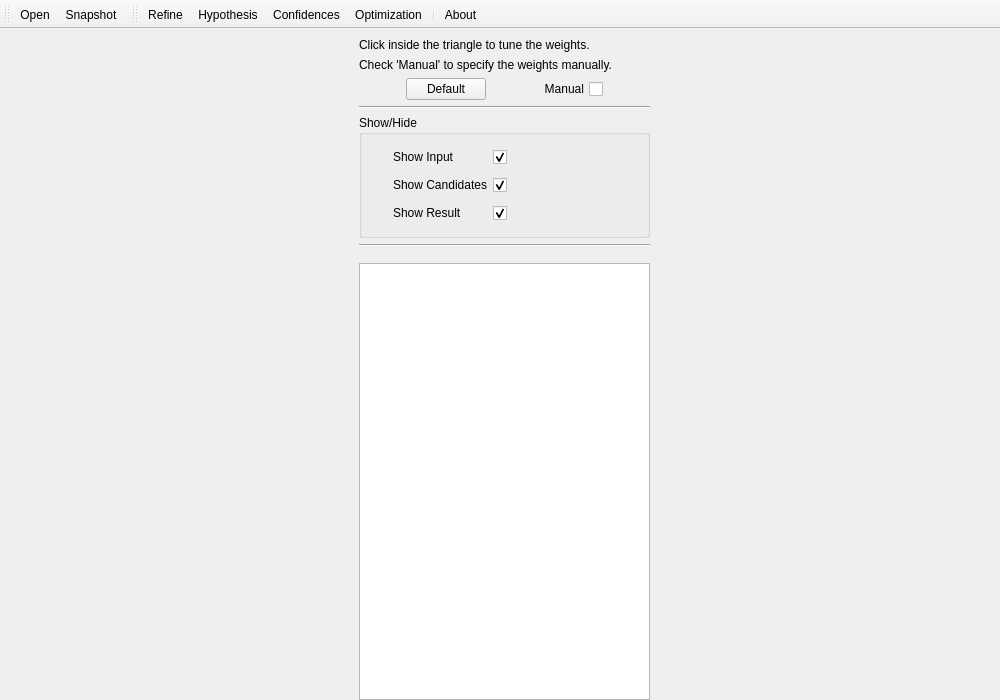
First picture: the form in code/PolyFit/main_window.ui, repository LiangliangNan/PolyFit, before the edit.
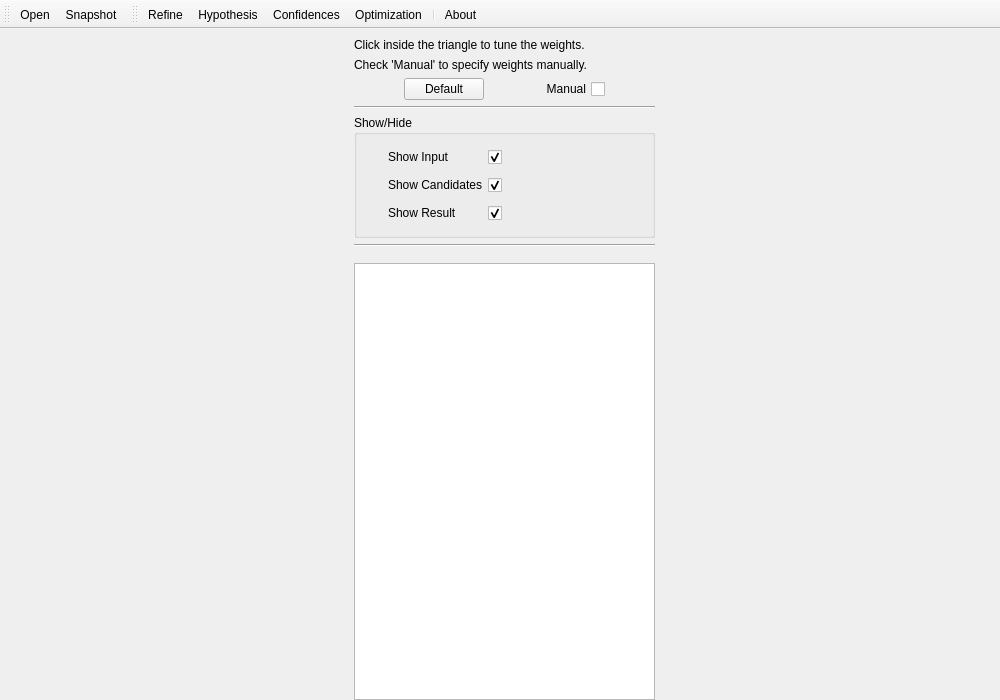
Second picture: the form after the edit. Icons and pictures are not drawn.

Commit message: correct panels (with Qt6 on Linux)

```diff
--- a/code/PolyFit/main_window.ui
+++ b/code/PolyFit/main_window.ui
@@ -55,7 +55,7 @@
      <widget class="QScrollArea" name="scrollArea">
       <property name="maximumSize">
        <size>
-        <width>300</width>
+        <width>310</width>
         <height>16777215</height>
        </size>
       </property>
@@ -70,8 +70,8 @@
         <rect>
          <x>0</x>
          <y>0</y>
-         <width>300</width>
-         <height>645</height>
+         <width>314</width>
+         <height>622</height>
         </rect>
        </property>
        <layout class="QVBoxLayout" name="verticalLayout">
@@ -105,7 +105,7 @@
           <item>
            <widget class="QLabel" name="label_2">
             <property name="text">
-             <string>Check 'Manual' to specify the weights manually.</string>
+             <string>Check 'Manual' to specify weights manually.</string>
             </property>
            </widget>
           </item>
@@ -118,8 +118,8 @@
               </property>
               <property name="sizeHint" stdset="0">
                <size>
-                <width>10</width>
-                <height>20</height>
+                <width>0</width>
+                <height>0</height>
                </size>
               </property>
              </spacer>
@@ -138,8 +138,8 @@
               </property>
               <property name="sizeHint" stdset="0">
                <size>
-                <width>40</width>
-                <height>20</height>
+                <width>0</width>
+                <height>0</height>
                </size>
               </property>
              </spacer>
@@ -161,8 +161,8 @@
               </property>
               <property name="sizeHint" stdset="0">
                <size>
-                <width>10</width>
-                <height>20</height>
+                <width>0</width>
+                <height>0</height>
                </size>
               </property>
              </spacer>
@@ -258,8 +258,8 @@
              </property>
              <property name="sizeHint" stdset="0">
               <size>
-               <width>81</width>
-               <height>20</height>
+               <width>0</width>
+               <height>0</height>
               </size>
              </property>
             </spacer>
@@ -331,8 +331,8 @@
              </property>
              <property name="sizeHint" stdset="0">
               <size>
-               <width>81</width>
-               <height>20</height>
+               <width>0</width>
+               <height>0</height>
               </size>
              </property>
             </spacer>
@@ -404,8 +404,8 @@
              </property>
              <property name="sizeHint" stdset="0">
               <size>
-               <width>81</width>
-               <height>20</height>
+               <width>0</width>
+               <height>0</height>
               </size>
              </property>
             </spacer>
@@ -442,7 +442,7 @@
         <item>
          <widget class="QPlainTextEdit" name="plainTextEditOutput">
           <property name="sizePolicy">
-           <sizepolicy hsizetype="Expanding" vsizetype="Expanding">
+           <sizepolicy hsizetype="Preferred" vsizetype="Expanding">
             <horstretch>0</horstretch>
             <verstretch>0</verstretch>
            </sizepolicy>
```
Left out of the diff: 54 changed lines with no effect on the pictures. The commit also changes 1 other file.
